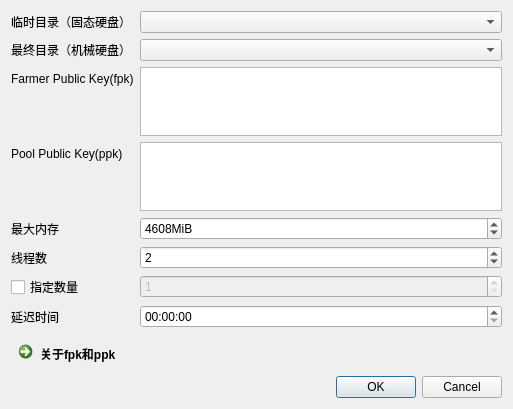
Above: ui/CreatePlotDialog.ui from penglecn/ChiaTools before the change. Below: the same form after it.
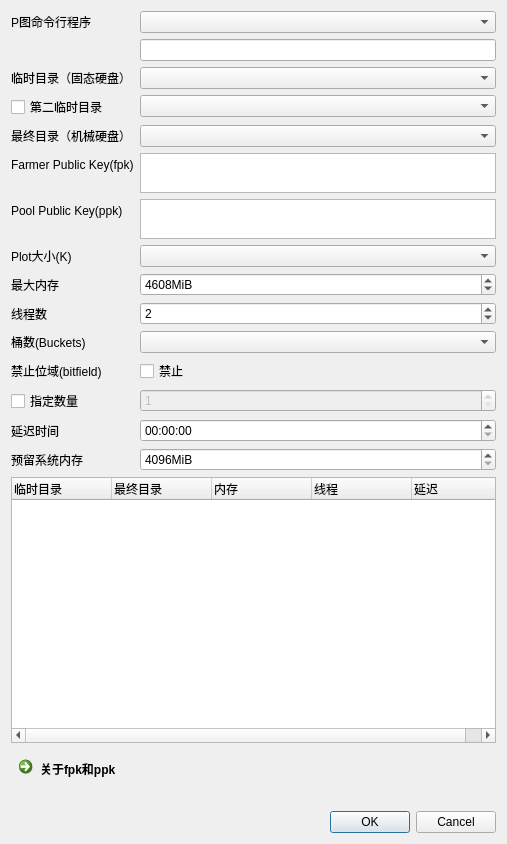
That is the form after the change.

```diff
--- a/ui/CreatePlotDialog.ui
+++ b/ui/CreatePlotDialog.ui
@@ -6,61 +6,63 @@
    <rect>
     <x>0</x>
     <y>0</y>
-    <width>513</width>
-    <height>401</height>
+    <width>507</width>
+    <height>844</height>
    </rect>
   </property>
+  <property name="sizePolicy">
+   <sizepolicy hsizetype="Fixed" vsizetype="Expanding">
+    <horstretch>0</horstretch>
+    <verstretch>0</verstretch>
+   </sizepolicy>
+  </property>
+  <property name="minimumSize">
+   <size>
+    <width>500</width>
+    <height>0</height>
+   </size>
+  </property>
   <property name="windowTitle">
    <string>创建P图任务</string>
   </property>
   <layout class="QVBoxLayout" name="verticalLayout">
    <item>
     <layout class="QFormLayout" name="formLayout">
-     <item row="0" column="0">
-      <widget class="QLabel" name="label">
+     <item row="3" column="0">
+      <widget class="QLabel" name="labelSSD">
        <property name="text">
         <string>临时目录（固态硬盘）</string>
        </property>
       </widget>
      </item>
-     <item row="0" column="1">
+     <item row="3" column="1">
       <widget class="QComboBox" name="comboSSD"/>
      </item>
-     <item row="1" column="0">
-      <widget class="QLabel" name="label_5">
+     <item row="5" column="0">
+      <widget class="QLabel" name="labelHDD">
        <property name="text">
         <string>最终目录（机械硬盘）</string>
        </property>
       </widget>
      </item>
-     <item row="1" column="1">
+     <item row="5" column="1">
       <widget class="QComboBox" name="comboHDD"/>
      </item>
-     <item row="2" column="0">
-      <widget class="QLabel" name="label_2">
+     <item row="6" column="0">
+      <widget class="QLabel" name="labelFpk">
        <property name="text">
         <string>Farmer Public Key(fpk)</string>
        </property>
       </widget>
      </item>
-     <item row="2" column="1">
-      <widget class="QTextEdit" name="editFpk"/>
-     </item>
-     <item row="4" column="0">
-      <widget class="QLabel" name="label_3">
+     <item row="8" column="0">
+      <widget class="QLabel" name="labelPpk">
        <property name="text">
         <string>Pool Public Key(ppk)</string>
        </property>
       </widget>
      </item>
-     <item row="4" column="1">
-      <widget class="QTextEdit" name="editPpk">
-       <property name="sizeAdjustPolicy">
-        <enum>QAbstractScrollArea::AdjustIgnored</enum>
-       </property>
-      </widget>
-     </item>
-     <item row="7" column="1">
+     <item row="15" column="1">
       <widget class="QSpinBox" name="spinNumber">
        <property name="enabled">
         <bool>false</bool>
@@ -69,55 +71,61 @@
         <number>1</number>
        </property>
        <property name="maximum">
-        <number>10000</number>
+        <number>50</number>
        </property>
       </widget>
      </item>
-     <item row="8" column="0">
-      <widget class="QLabel" name="label_7">
+     <item row="16" column="0">
+      <widget class="QLabel" name="labelDelay">
        <property name="text">
         <string>延迟时间</string>
        </property>
       </widget>
      </item>
-     <item row="8" column="1">
+     <item row="16" column="1">
       <widget class="QTimeEdit" name="timeEditDelay">
        <property name="displayFormat">
         <string>HH:mm:ss</string>
        </property>
       </widget>
      </item>
-     <item row="6" column="0">
-      <widget class="QLabel" name="label_6">
+     <item row="11" column="0">
+      <widget class="QLabel" name="labelThreadNum">
        <property name="text">
         <string>线程数</string>
        </property>
       </widget>
      </item>
-     <item row="6" column="1">
+     <item row="11" column="1">
       <widget class="QSpinBox" name="spinThreadNum">
        <property name="minimum">
         <number>1</number>
        </property>
+       <property name="maximum">
+        <number>9999</number>
+       </property>
        <property name="value">
         <number>2</number>
        </property>
       </widget>
      </item>
-     <item row="5" column="0">
-      <widget class="QLabel" name="label_7">
+     <item row="10" column="0">
+      <widget class="QLabel" name="labelMemory">
        <property name="text">
         <string>最大内存</string>
        </property>
       </widget>
      </item>
-     <item row="5" column="1">
+     <item row="10" column="1">
       <widget class="QSpinBox" name="spinMemory">
        <property name="suffix">
         <string>MiB</string>
        </property>
+       <property name="minimum">
+        <number>1000</number>
+       </property>
        <property name="maximum">
-        <number>10000</number>
+        <number>10000000</number>
        </property>
        <property name="singleStep">
         <number>100</number>
@@ -127,15 +135,174 @@
        </property>
       </widget>
      </item>
-     <item row="7" column="0">
+     <item row="15" column="0">
       <widget class="QCheckBox" name="checkBoxSpecifyCount">
        <property name="text">
         <string>指定数量</string>
        </property>
       </widget>
      </item>
+     <item row="12" column="0">
+      <widget class="QLabel" name="labelBucketNum">
+       <property name="text">
+        <string>桶数(Buckets)</string>
+       </property>
+      </widget>
+     </item>
+     <item row="9" column="0">
+      <widget class="QLabel" name="labelK">
+       <property name="text">
+        <string>Plot大小(K)</string>
+       </property>
+      </widget>
+     </item>
+     <item row="9" column="1">
+      <widget class="QComboBox" name="comboK"/>
+     </item>
+     <item row="14" column="0">
+      <widget class="QLabel" name="labelNoBitfield">
+       <property name="text">
+        <string>禁止位域(bitfield)</string>
+       </property>
+      </widget>
+     </item>
+     <item row="14" column="1">
+      <widget class="QCheckBox" name="checkBoxNoBitfield">
+       <property name="text">
+        <string>禁止</string>
+       </property>
+      </widget>
+     </item>
+     <item row="0" column="0">
+      <widget class="QLabel" name="labelCmdLine">
+       <property name="text">
+        <string>P图命令行程序</string>
+       </property>
+      </widget>
+     </item>
+     <item row="0" column="1">
+      <widget class="QComboBox" name="comboCmdLine"/>
+     </item>
+     <item row="1" column="1">
+      <widget class="QLineEdit" name="lineEditCmdLine">
+       <property name="readOnly">
+        <bool>true</bool>
+       </property>
+      </widget>
+     </item>
+     <item row="6" column="1">
+      <widget class="QPlainTextEdit" name="editFpk">
+       <property name="sizePolicy">
+        <sizepolicy hsizetype="Expanding" vsizetype="Preferred">
+         <horstretch>0</horstretch>
+         <verstretch>0</verstretch>
+        </sizepolicy>
+       </property>
+       <property name="maximumSize">
+        <size>
+         <width>16777215</width>
+         <height>40</height>
+        </size>
+       </property>
+      </widget>
+     </item>
+     <item row="8" column="1">
+      <widget class="QPlainTextEdit" name="editPpk">
+       <property name="sizePolicy">
+        <sizepolicy hsizetype="Expanding" vsizetype="Preferred">
+         <horstretch>0</horstretch>
+         <verstretch>0</verstretch>
+        </sizepolicy>
+       </property>
+       <property name="maximumSize">
+        <size>
+         <width>16777215</width>
+         <height>40</height>
+        </size>
+       </property>
+      </widget>
+     </item>
+     <item row="17" column="0">
+      <widget class="QLabel" name="labelReserve">
+       <property name="text">
+        <string>预留系统内存</string>
+       </property>
+      </widget>
+     </item>
+     <item row="17" column="1">
+      <widget class="QSpinBox" name="spinReservedMemory">
+       <property name="suffix">
+        <string>MiB</string>
+       </property>
+       <property name="minimum">
+        <number>4096</number>
+       </property>
+       <property name="maximum">
+        <number>10000000</number>
+       </property>
+       <property name="singleStep">
+        <number>100</number>
+       </property>
+      </widget>
+     </item>
+     <item row="12" column="1">
+      <widget class="QComboBox" name="comboBucketNum">
+       <property name="currentText">
+        <string/>
+       </property>
+      </widget>
+     </item>
+     <item row="4" column="1">
+      <widget class="QComboBox" name="comboTemp2">
+       <property name="editable">
+        <bool>false</bool>
+       </property>
+      </widget>
+     </item>
+     <item row="4" column="0">
+      <widget class="QCheckBox" name="checkBoxSpecifyTemp2">
+       <property name="text">
+        <string>第二临时目录</string>
+       </property>
+      </widget>
+     </item>
     </layout>
    </item>
+   <item>
+    <widget class="QTreeWidget" name="treeWidgetTasks">
+     <property name="minimumSize">
+      <size>
+       <width>0</width>
+       <height>250</height>
+      </size>
+     </property>
+     <column>
+      <property name="text">
+       <string>临时目录</string>
+      </property>
+     </column>
+     <column>
+      <property name="text">
+       <string>最终目录</string>
+      </property>
+     </column>
+     <column>
+      <property name="text">
+       <string>内存</string>
+      </property>
+     </column>
+     <column>
+      <property name="text">
+       <string>线程</string>
+      </property>
+     </column>
+     <column>
+      <property name="text">
+       <string>延迟</string>
+      </property>
+     </column>
+    </widget>
+   </item>
    <item>
     <widget class="QCommandLinkButton" name="commandLinkButton">
      <property name="text">
@@ -143,6 +310,16 @@
      </property>
     </widget>
    </item>
+   <item>
+    <widget class="QLabel" name="labelTip">
+     <property name="text">
+      <string/>
+     </property>
+     <property name="wordWrap">
+      <bool>true</bool>
+     </property>
+    </widget>
+   </item>
    <item>
     <widget class="QDialogButtonBox" name="buttonBox">
      <property name="orientation">
```
Left out of the diff: 19 changed lines with no effect on the pictures.
